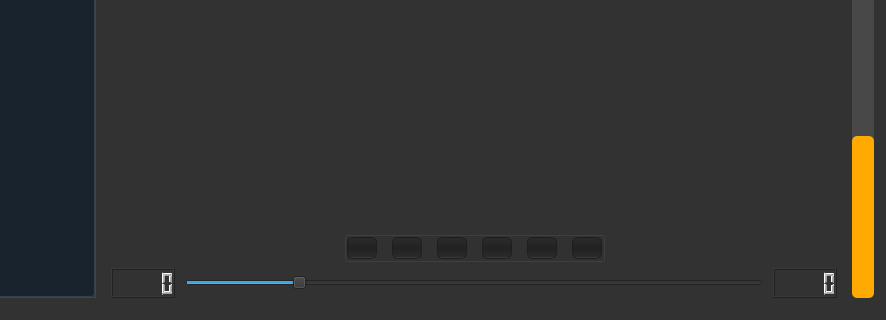
Before: the Qt Designer form GUI/mainwindowForm.ui in TravisCao/MusicMonster, drawn with Qt 5; both pictures show x 222 to 1108 and y 457 to 777 of the 1108 by 777 pixel window.
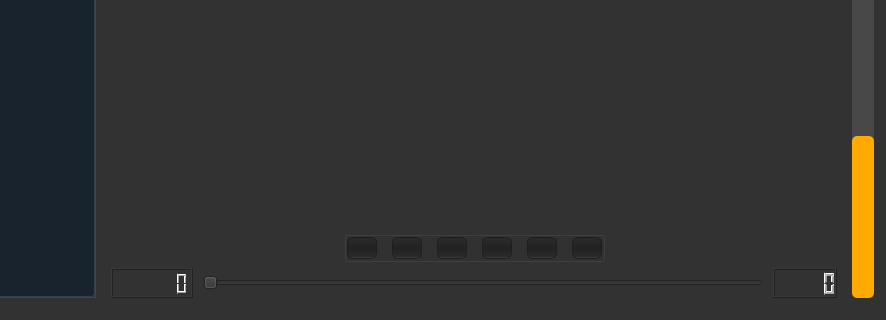
After: the same form once the commit is applied. Icons and pictures are not drawn.

The edit to the form file:
```diff
--- a/GUI/mainwindowForm.ui
+++ b/GUI/mainwindowForm.ui
@@ -1166,7 +1166,7 @@
         </layout>
        </item>
        <item row="3" column="0">
-        <layout class="QHBoxLayout" name="horizontalLayout_9">
+        <layout class="QHBoxLayout" name="horizontalLayout_9" stretch="0,0,0">
          <property name="spacing">
           <number>10</number>
          </property>
@@ -1175,6 +1175,18 @@
            <property name="styleSheet">
             <string notr="true"/>
            </property>
+           <property name="frameShape">
+            <enum>QFrame::Box</enum>
+           </property>
+           <property name="frameShadow">
+            <enum>QFrame::Raised</enum>
+           </property>
+           <property name="digitCount">
+            <number>7</number>
+           </property>
+           <property name="segmentStyle">
+            <enum>QLCDNumber::Filled</enum>
+           </property>
           </widget>
          </item>
          <item>
@@ -1185,8 +1197,11 @@
            <property name="pageStep">
             <number>100</number>
            </property>
+           <property name="value">
+            <number>0</number>
+           </property>
            <property name="sliderPosition">
-            <number>19</number>
+            <number>0</number>
            </property>
            <property name="orientation">
             <enum>Qt::Horizontal</enum>
```
Left out of the diff: 14 changed lines with no effect on the pictures.
